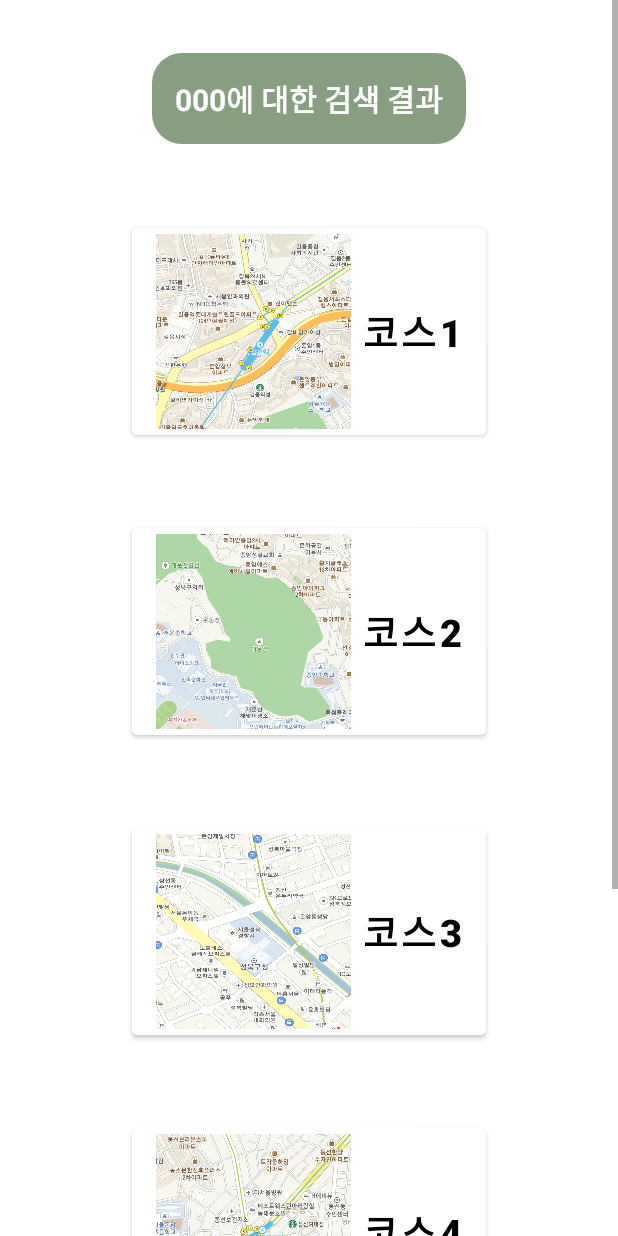
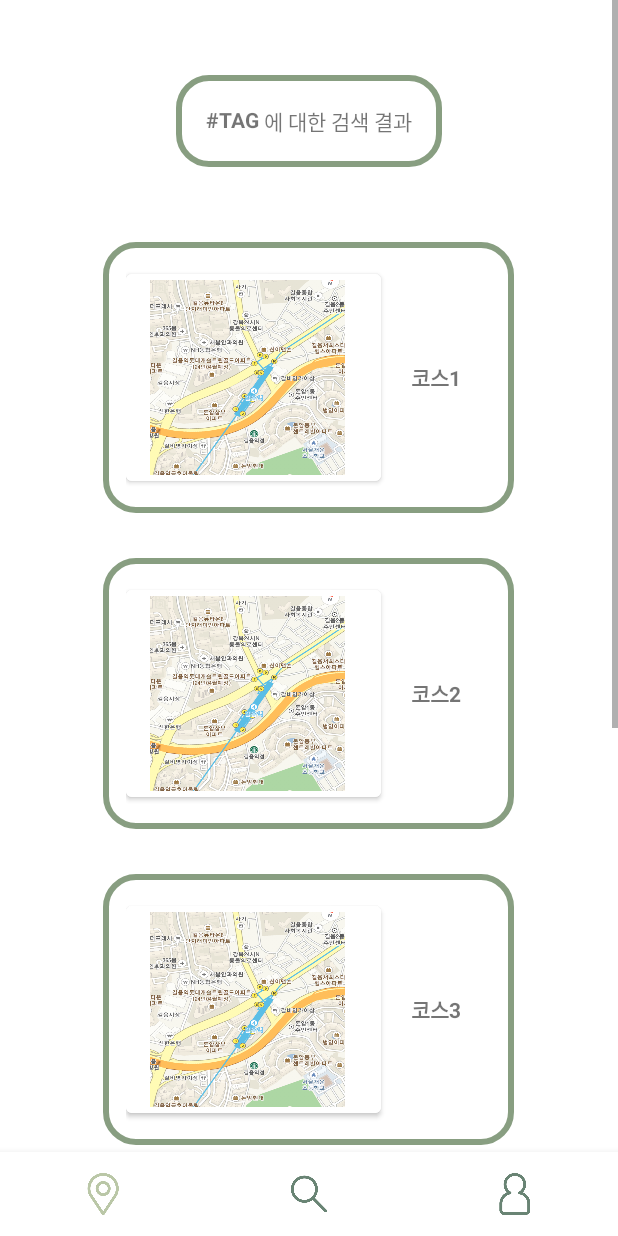
Before and after one commit to wowthing/android_ttubeok, an Android app: the layout view_search_result.xml on its own in the app's theme, with its tools: preview values and no code run, on a phone screen of 412 x 824 dp. Run offline under Robolectric (Android 15) with nearby library versions, the phone set to English and light mode, and no system bars.

Commit message:
검색/결과 화면 수정

```diff
--- a/app/src/main/res/layout/view_search_result.xml
+++ b/app/src/main/res/layout/view_search_result.xml
@@ -1,12 +1,19 @@
 <?xml version="1.0" encoding="utf-8"?>
-<androidx.constraintlayout.widget.ConstraintLayout
+<LinearLayout
     xmlns:android="http://schemas.android.com/apk/res/android"
     xmlns:app="http://schemas.android.com/apk/res-auto"
     xmlns:tools="http://schemas.android.com/tools"
     android:layout_width="match_parent"
-    android:layout_height="match_parent">
+    android:layout_height="match_parent"
+    android:orientation="vertical"
+    tools:context=".MainActivity">
 
-    <!--에뮬레이터 돌릴 때 @tools:sample/avatars 에러 있음-->
+    <FrameLayout
+        android:id="@+id/content_layout"
+        android:layout_width="match_parent"
+        android:layout_height="0dp"
+        android:layout_weight="1">
+
         <ScrollView
             android:layout_width="match_parent"
             android:layout_height="match_parent"
@@ -19,89 +26,184 @@
                 android:layout_height="match_parent"
                 android:orientation="vertical">
 
+                <LinearLayout
+                    android:layout_width="wrap_content"
+                    android:layout_height="wrap_content"
+                    android:orientation="horizontal"
+                    android:layout_gravity="center"
+                    android:layout_margin="50dp"
+                    android:padding="20dp"
+                    android:background="@drawable/login_btn">
+
                     <TextView
-                android:id="@+id/textView1"
+                        android:id="@+id/search_tag"
+                        android:layout_width="match_parent"
+                        android:layout_height="match_parent"
+                        android:text="#TAG"
+                        android:textStyle="bold" />
+
+                    <TextView
+                        android:id="@+id/result"
+                        android:layout_width="match_parent"
+                        android:layout_height="match_parent"
+                        android:text=" 에 대한 검색 결과" />
+                </LinearLayout>
+
+                <LinearLayout
+                    android:id="@+id/course_list1"
+                    android:layout_width="wrap_content"
+                    android:layout_height="wrap_content"
+                    android:orientation="horizontal"
+                    android:background="@drawable/login_btn"
+                    android:layout_marginBottom="30dp"
+                    android:padding="15dp"
+                    android:layout_gravity="center">
+
+                    <Button
+                        android:id="@+id/searchcourse1"
                         android:layout_width="wrap_content"
                         android:layout_height="wrap_content"
                         android:layout_gravity="center"
-                android:layout_marginTop="35sp"
-                android:layout_marginBottom="50sp"
-                android:background="@drawable/green_background"
-                android:padding="15sp"
-                android:text="000에 대한 검색 결과"
-                android:textAlignment="gravity"
-                android:textColor="#ffffff"
-                android:textSize="30px"
-                android:textStyle="bold" />
+                        android:backgroundTint="@color/white"
+                        android:drawableLeft="@drawable/map1_button"
+                        android:textColor="@color/black" />
 
-            <Button
-                android:id="@+id/button4"
+                    <TextView
+                        android:id="@+id/search_course1"
                         android:layout_width="wrap_content"
                         android:layout_height="wrap_content"
                         android:layout_gravity="center"
-                android:layout_marginBottom="50sp"
-                android:backgroundTint="@color/white"
-                android:drawableLeft="@drawable/map1_button"
                         android:text="코스1"
-                android:textColor="@color/black"
-                android:textSize="25sp"
-                android:textStyle="bold" />
+                        android:layout_margin="20dp"
+                        android:textStyle="bold"/>
+                </LinearLayout>
+
+
+                <LinearLayout
+                    android:id="@+id/course_list2"
+                    android:layout_width="wrap_content"
+                    android:layout_height="wrap_content"
+                    android:orientation="horizontal"
+                    android:background="@drawable/login_btn"
+                    android:layout_marginBottom="30dp"
+                    android:padding="15dp"
+                    android:layout_gravity="center">
 
                     <Button
-                android:id="@+id/button5"
+                        android:id="@+id/searchcourse2"
                         android:layout_width="wrap_content"
                         android:layout_height="wrap_content"
                         android:layout_gravity="center"
-                android:layout_marginBottom="50sp"
                         android:backgroundTint="@color/white"
-                android:drawableLeft="@drawable/map2_button"
-                android:gravity="center"
-                android:text="코스2"
-                android:textColor="@color/black"
-                android:textSize="25sp"
-                android:textStyle="bold" />
+                        android:drawableLeft="@drawable/map1_button"
+                        android:textColor="@color/black" />
 
-            <Button
-                android:id="@+id/button6"
+                    <TextView
+                        android:id="@+id/search_course2"
                         android:layout_width="wrap_content"
                         android:layout_height="wrap_content"
                         android:layout_gravity="center"
-                android:layout_marginBottom="50sp"
-                android:drawableLeft="@drawable/map3_button"
-                android:text="코스3"
-                android:backgroundTint="@color/white"
-                android:textColor="@color/black"
-                android:textSize="25sp"
-                android:textStyle="bold" />
+                        android:text="코스2"
+                        android:layout_margin="20dp"
+                        android:textStyle="bold"/>
+                </LinearLayout>
+
+                <LinearLayout
+                    android:id="@+id/course_list3"
+                    android:layout_width="wrap_content"
+                    android:layout_height="wrap_content"
+                    android:orientation="horizontal"
+                    android:background="@drawable/login_btn"
+                    android:layout_marginBottom="30dp"
+                    android:padding="15dp"
+                    android:layout_gravity="center">
 
                     <Button
-                android:id="@+id/button7"
+                        android:id="@+id/searchcourse3"
                         android:layout_width="wrap_content"
                         android:layout_height="wrap_content"
                         android:layout_gravity="center"
-                android:layout_marginBottom="50sp"
-                android:drawableLeft="@drawable/map4_button"
-                android:text="코스4"
                         android:backgroundTint="@color/white"
-                android:textColor="@color/black"
-                android:textSize="25sp"
-                android:textStyle="bold" />
+                        android:drawableLeft="@drawable/map1_button"
+                        android:textColor="@color/black" />
 
-            <Button
-                android:id="@+id/button8"
+                    <TextView
+                        android:id="@+id/search_course3"
                         android:layout_width="wrap_content"
                         android:layout_height="wrap_content"
                         android:layout_gravity="center"
-                android:layout_marginBottom="50sp"
-                android:drawableLeft="@drawable/map5_button"
+                        android:text="코스3"
+                        android:layout_margin="20dp"
+                        android:textStyle="bold"/>
+                </LinearLayout>
+
+                <LinearLayout
+                    android:id="@+id/course_list4"
+                    android:layout_width="wrap_content"
+                    android:layout_height="wrap_content"
+                    android:orientation="horizontal"
+                    android:background="@drawable/login_btn"
+                    android:layout_marginBottom="30dp"
+                    android:padding="15dp"
+                    android:layout_gravity="center">
+
+                    <Button
+                        android:id="@+id/searchcourse4"
+                        android:layout_width="wrap_content"
+                        android:layout_height="wrap_content"
+                        android:layout_gravity="center"
+                        android:backgroundTint="@color/white"
+                        android:drawableLeft="@drawable/map1_button"
+                        android:textColor="@color/black" />
+
+                    <TextView
+                        android:id="@+id/search_course4"
+                        android:layout_width="wrap_content"
+                        android:layout_height="wrap_content"
+                        android:layout_gravity="center"
+                        android:text="코스4"
+                        android:layout_margin="20dp"
+                        android:textStyle="bold"/>
+                </LinearLayout>
+
+                <LinearLayout
+                    android:id="@+id/course_list5"
+                    android:layout_width="wrap_content"
+                    android:layout_height="wrap_content"
+                    android:orientation="horizontal"
+                    android:background="@drawable/login_btn"
+                    android:layout_marginBottom="30dp"
+                    android:padding="15dp"
+                    android:layout_gravity="center">
+
+                    <Button
+                        android:id="@+id/searchcourse5"
+                        android:layout_width="wrap_content"
+                        android:layout_height="wrap_content"
+                        android:layout_gravity="center"
+                        android:backgroundTint="@color/white"
+                        android:drawableLeft="@drawable/map1_button"
+                        android:textColor="@color/black" />
+
+                    <TextView
+                        android:id="@+id/search_course5"
+                        android:layout_width="wrap_content"
+                        android:layout_height="wrap_content"
+                        android:layout_gravity="center"
                         android:text="코스5"
-                android:backgroundTint="@color/white"
-                android:textColor="@color/black"
-                android:textSize="25sp"
-                android:textStyle="bold" />
-
+                        android:layout_margin="20dp"
+                        android:textStyle="bold"/>
+                </LinearLayout>
             </LinearLayout>
         </ScrollView>
-
-
-</androidx.constraintlayout.widget.ConstraintLayout>
+    </FrameLayout>
+    <com.google.android.material.bottomnavigation.BottomNavigationView
+        android:id="@+id/nav_view"
+        android:layout_width="match_parent"
+        android:layout_height="wrap_content"
+        android:background="?android:attr/windowBackground"
+        app:itemIconTint="@drawable/menu_selector_color"
+        app:itemTextColor="@drawable/menu_selector_color"
+        app:itemIconSize="40dp"
+        app:menu="@menu/nav_bottom" />
+</LinearLayout>
```
Also changed, not shown: app/src/main/java/com/example/ttubeog/BottomFragment2.java (+71 -7 lines), app/src/main/java/com/example/ttubeog/searchresult.java (+107 -2 lines), app/src/main/res/layout/fragment_bottom2.xml (+63 -62 lines). Lines whose indentation alone changed are shown as unchanged.
